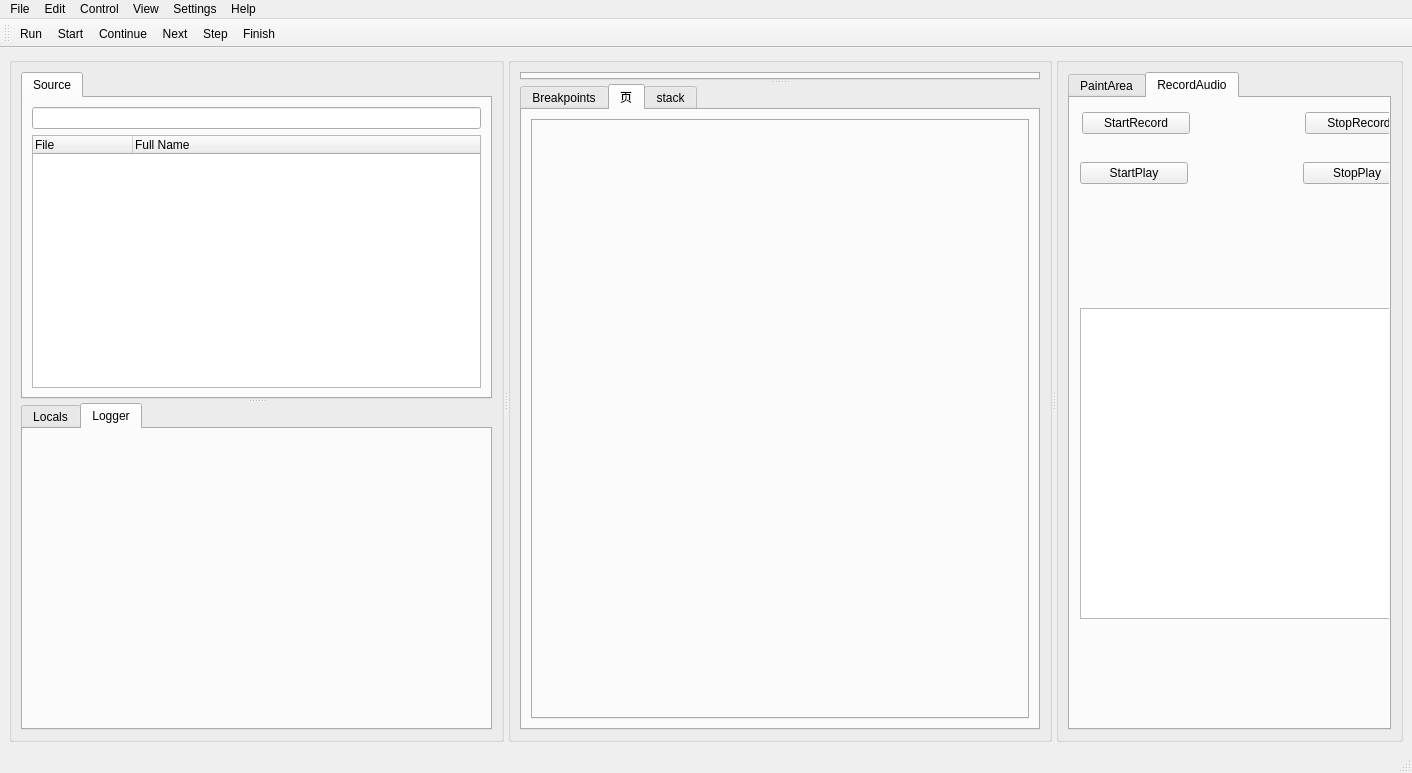
First picture: the form in src/mainwindow.ui, repository guofuwei/Course-Exercise-of-Software-Design, before the edit.
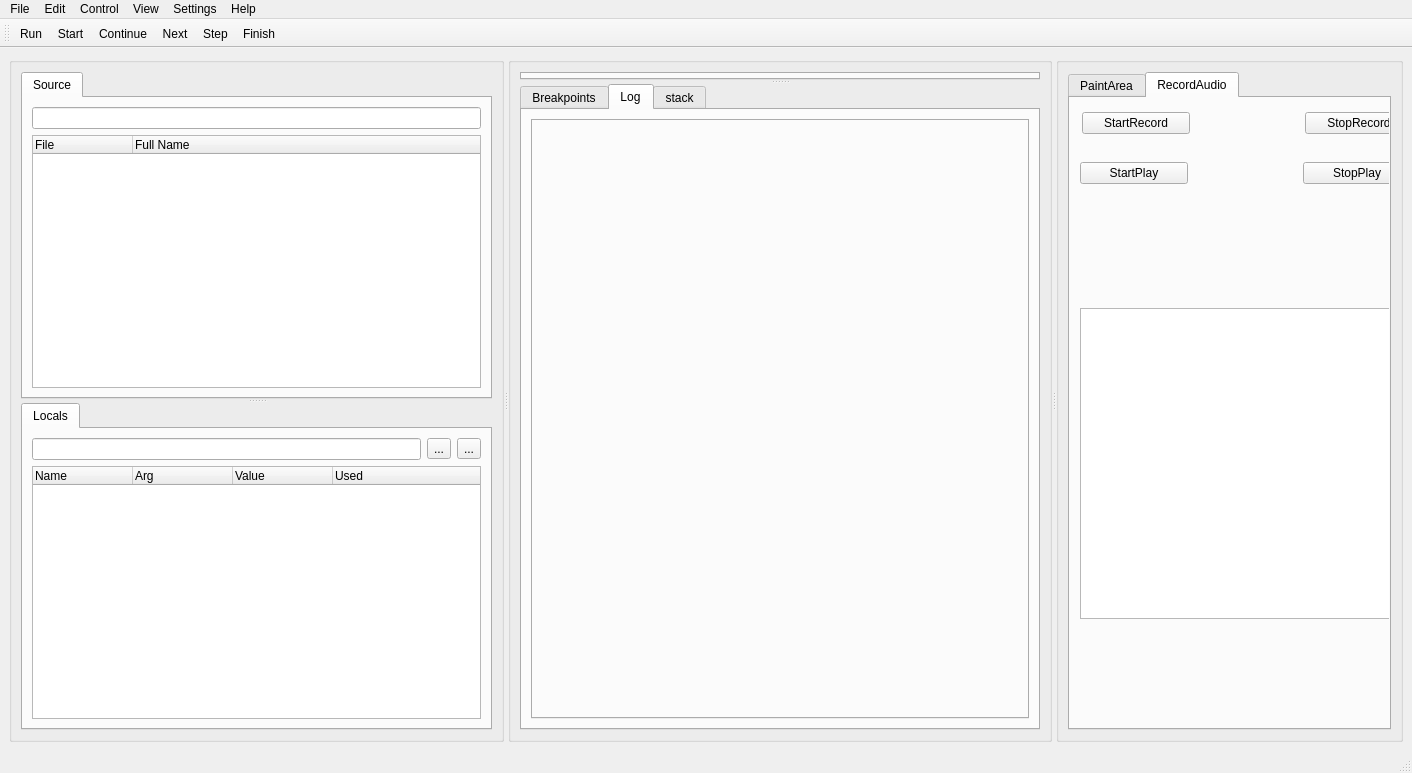
Second picture: the form after the edit. Icons and pictures are not drawn. Custom widgets are drawn as their Qt base class.

The edit to the form file:
```diff
--- a/src/mainwindow.ui
+++ b/src/mainwindow.ui
@@ -67,7 +67,7 @@
           </widget>
           <widget class="QTabWidget" name="GuiTabWidgetLeftBottom">
            <property name="currentIndex">
-            <number>1</number>
+            <number>0</number>
            </property>
            <widget class="QWidget" name="LocalsWidget">
             <attribute name="title">
@@ -132,12 +132,6 @@
              </item>
             </layout>
            </widget>
-           <widget class="QWidget" name="loggerWidget1">
-            <attribute name="title">
-             <string>Logger</string>
-            </attribute>
-            <layout class="QGridLayout" name="gridLayout_3"/>
-           </widget>
           </widget>
          </widget>
         </item>
@@ -334,7 +328,7 @@
              <bool>false</bool>
             </property>
             <attribute name="title">
-             <string>页</string>
+             <string>Log</string>
             </attribute>
             <layout class="QGridLayout" name="gridLayout_10">
              <item row="0" column="0">
```
